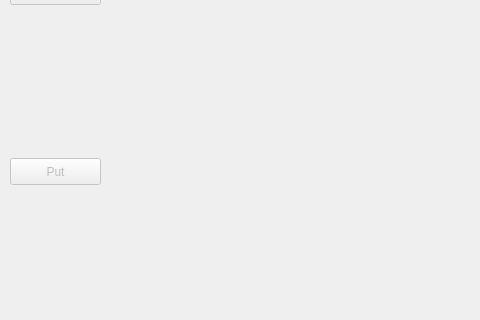
This is mainwindow.ui in colmlg/ZorkProject as Qt 5 draws it before an edit; both pictures show x 0 to 480 and y 219 to 539 of the 1127 by 539 pixel window. The edited form follows.
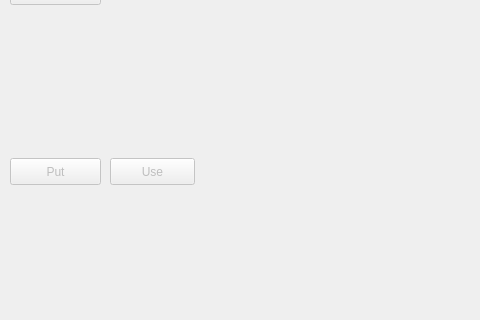
This is the edited form.

The edit to the form file:
```diff
--- a/mainwindow.ui
+++ b/mainwindow.ui
@@ -475,6 +475,22 @@
      <string>Take</string>
     </property>
    </widget>
+   <widget class="QPushButton" name="useButton">
+    <property name="enabled">
+     <bool>false</bool>
+    </property>
+    <property name="geometry">
+     <rect>
+      <x>110</x>
+      <y>360</y>
+      <width>85</width>
+      <height>27</height>
+     </rect>
+    </property>
+    <property name="text">
+     <string>Use</string>
+    </property>
+   </widget>
   </widget>
   <widget class="QMenuBar" name="menuBar">
    <property name="geometry">
```
